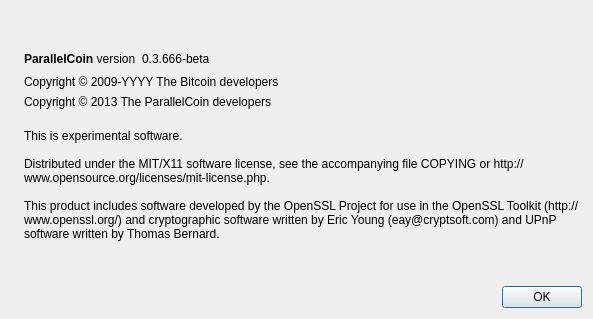
This is src/qt/forms/aboutdialog.ui in bitsta/parallelcoin as Qt 5 draws it before an edit. The edited form follows.
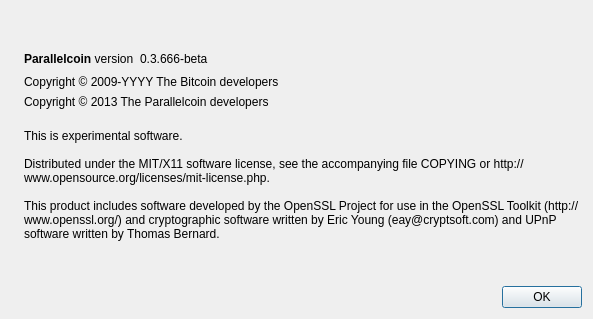
This is the edited form. Icons and pictures are not drawn.

Diff of the .ui file:
```diff
--- a/src/qt/forms/aboutdialog.ui
+++ b/src/qt/forms/aboutdialog.ui
@@ -50,7 +50,7 @@
           <cursorShape>IBeamCursor</cursorShape>
          </property>
          <property name="text">
-          <string>&lt;b&gt;ParallelCoin&lt;/b&gt; version</string>
+          <string>&lt;b&gt;Parallelcoin&lt;/b&gt; version</string>
          </property>
          <property name="textInteractionFlags">
           <set>Qt::LinksAccessibleByMouse|Qt::TextSelectableByKeyboard|Qt::TextSelectableByMouse</set>
@@ -107,7 +107,7 @@
         <cursorShape>IBeamCursor</cursorShape>
        </property>
        <property name="text">
-        <string notr="true">Copyright &amp;copy; 2013 The ParallelCoin developers</string>
+        <string notr="true">Copyright &amp;copy; 2013 The Parallelcoin developers</string>
        </property>
        <property name="textFormat">
         <enum>Qt::RichText</enum>
```
Left out of the diff: 2 changed lines with no effect on the pictures.
